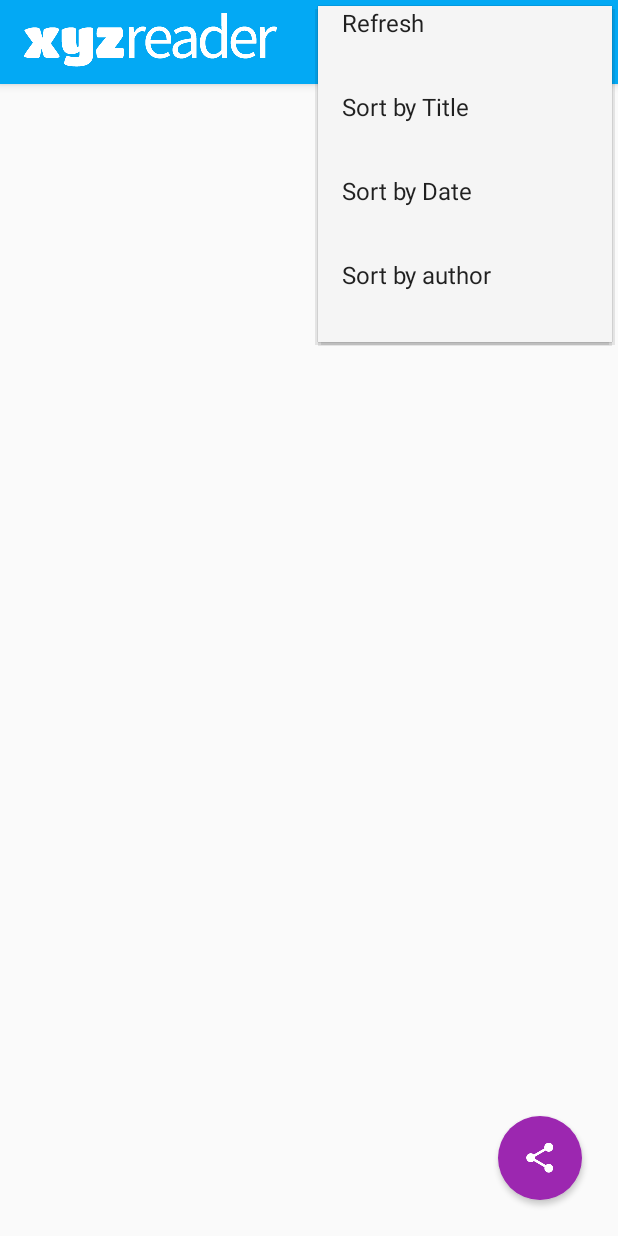
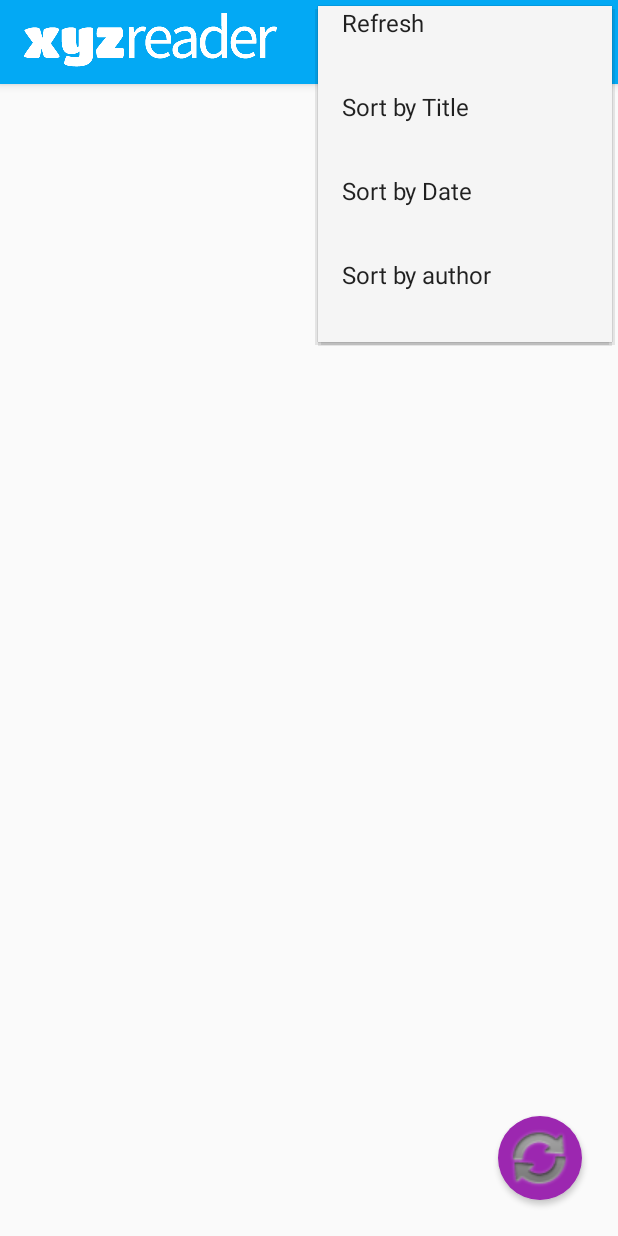
Before and after one commit to ngaruko/XYZReader, an Android app: the screen it shows after launch (ArticleListActivity), with the options menu open, on a phone screen of 412 x 824 dp. Run offline under Robolectric (Android 15) with nearby library versions, the phone set to English and light mode, and no system bars; 1 statement that could not run was skipped.

Commit message:
Changed refresh icon

```diff
--- a/XYZReader/src/main/res/layout/activity_article_list.xml
+++ b/XYZReader/src/main/res/layout/activity_article_list.xml
@@ -63,8 +63,8 @@
         android:layout_marginBottom="@dimen/fab_margin"
         android:layout_width="56dp"
         android:layout_height="56dp"
-        android:src="@drawable/ic_share"
+        android:src="@drawable/ic_menu_refresh"
         android:elevation="@dimen/fab_elevation"
-        android:contentDescription="@string/action_share" />
+        android:contentDescription="@string/action_refresh" />
 
 </android.support.design.widget.CoordinatorLayout>
```
Also changed, not shown: XYZReader/src/main/res/drawable/ic_menu_refresh.png (added), 26 other files.
